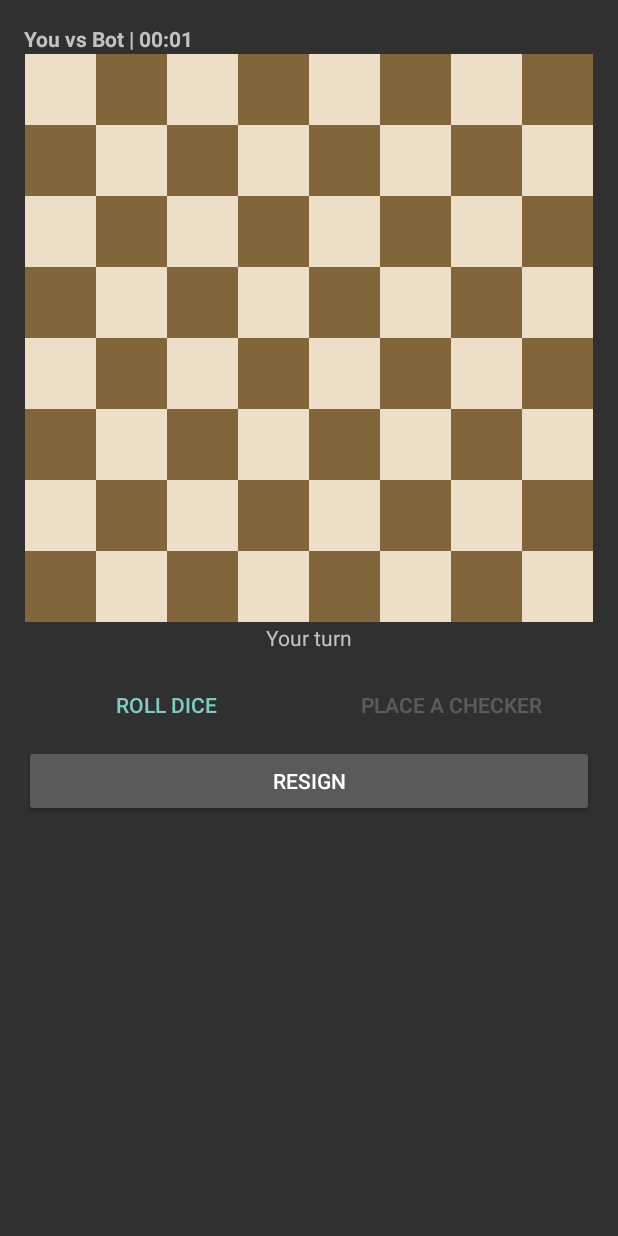
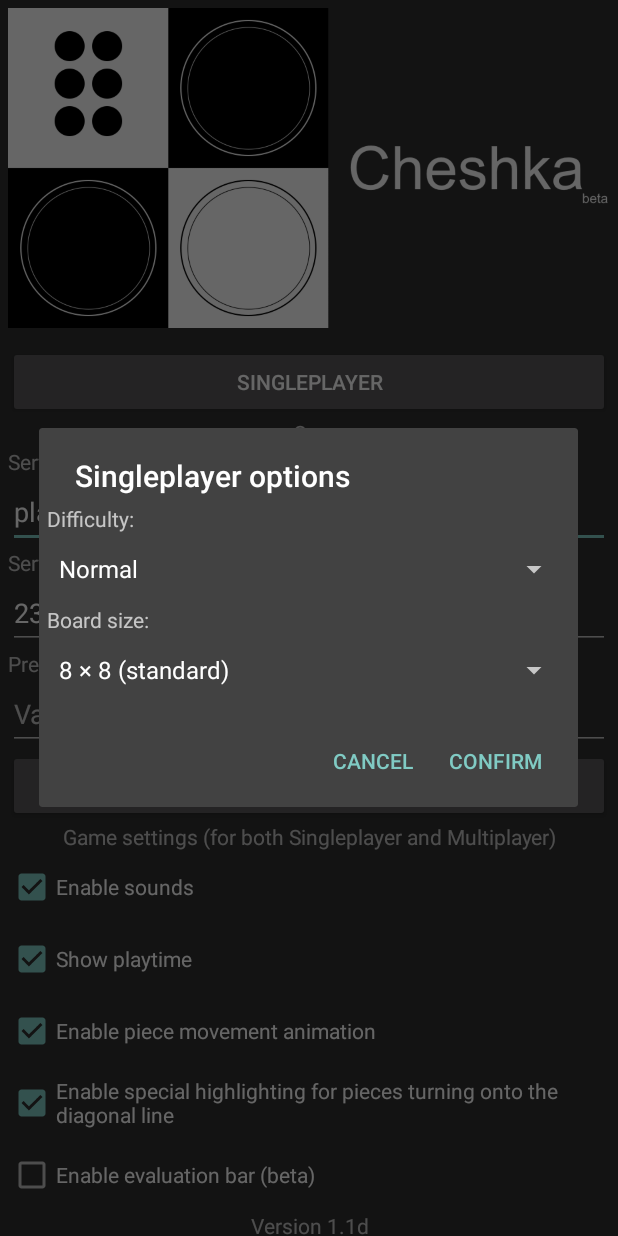
Before and after one commit to minecraft8997/Cheshka, an Android app: the screen it shows after launch (InGameActivity before the commit, LauncherActivity after it), after a tap on "SINGLEPLAYER", on a phone screen of 412 x 824 dp. Run offline under Robolectric (Android 15) with nearby library versions, the light colour scheme and no system bars; 2 statements that could not run were skipped.

Commit message:
WIP modes

```diff
--- a/app/src/main/java/ru/deewend/cheshka/Board.java
+++ b/app/src/main/java/ru/deewend/cheshka/Board.java
@@ -235,6 +235,36 @@ public class Board {
     }
 
     public int randomDigit() {
+        int digit = trulyRandomDigit();
+        if (PacketHandler.getInstance().singleplayer &&
+                Singleplayer.isNoticeablyHard() && Singleplayer.isPlayersTurn()
+        ) {
+            rollDice0(digit);
+            boolean rollAgain = false;
+            for (PossibleMove move : getPossibleMoves()) {
+                if (move.isSpawningMove() && random.nextInt(4) == 0) {
+                    rollAgain = true;
+                } else if (move.getTarget() != null && random.nextInt(2) == 0) {
+                    rollAgain = true;
+                }
+
+                if (rollAgain) break;
+            }
+            if (rollAgain) {
+                digit = trulyRandomDigit();
+                lastDiceRollResult = null;
+            }
+            /*
+             * Not setting lastDiceRollResult to null means that right after the digit
+             * value is returned and rollDice0 is called, the method will immediately return.
+             * This works weird but is exactly what we need.
+             */
+        }
+
+        return digit;
+    }
+
+    private int trulyRandomDigit() {
         return 1 + random.nextInt(6);
     }
 
--- a/app/src/main/java/ru/deewend/cheshka/GamePreferences.java
+++ b/app/src/main/java/ru/deewend/cheshka/GamePreferences.java
@@ -19,7 +19,10 @@ public class GamePreferences {
     private boolean enableSounds;
     private boolean showPlaytime;
     private boolean enableMovementAnimation;
+    private boolean enableSpecialHighlighting;
     private boolean enableEvalBar;
+    private int difficultyDefaultSelection;
+    private int boardSizeDefaultSelection;
 
     private int latestLoadHashCode = hashCode();
 
@@ -36,9 +39,11 @@ public class GamePreferences {
         clientId = UUID.fromString(preferences.getString("clientId", NULL_UUID));
         enableSounds = preferences.getBoolean("enableSounds", true);
         showPlaytime = preferences.getBoolean("showPlaytime", true);
-        enableMovementAnimation =
-                preferences.getBoolean("enableMovementAnimation", true);
+        enableMovementAnimation = preferences.getBoolean("enableMovementAnimation", true);
+        enableSpecialHighlighting = preferences.getBoolean("enableSpecialHighlighting", true);
         enableEvalBar = preferences.getBoolean("enableEvalBar", false);
+        difficultyDefaultSelection = preferences.getInt("difficultyDefaultSelection", 0);
+        boardSizeDefaultSelection = preferences.getInt("boardSizeDefaultSelection", 1);
 
         latestLoadHashCode = hashCode();
     }
@@ -54,7 +59,10 @@ public class GamePreferences {
         editor.putBoolean("enableSounds", enableSounds);
         editor.putBoolean("showPlaytime", showPlaytime);
         editor.putBoolean("enableMovementAnimation", enableMovementAnimation);
+        editor.putBoolean("enableSpecialHighlighting", enableSpecialHighlighting);
         editor.putBoolean("enableEvalBar", enableEvalBar);
+        editor.putInt("difficultyDefaultSelection", difficultyDefaultSelection);
+        editor.putInt("boardSizeDefaultSelection", boardSizeDefaultSelection);
         editor.apply();
     }
 
@@ -94,8 +102,20 @@ public class GamePreferences {
         return enableMovementAnimation;
     }
 
+    public boolean shouldEnableSpecialHighlighting() {
+        return enableSpecialHighlighting;
+    }
+
     public boolean shouldEnableEvalBar() {
         return enableEvalBar;
+    }
+
+    public int getDifficultyDefaultSelection() {
+        return difficultyDefaultSelection;
+    }
+
+    public int getBoardSizeDefaultSelection() {
+        return boardSizeDefaultSelection;
     }
 
     public void setServerAddress(String serverAddress) {
@@ -126,13 +146,36 @@ public class GamePreferences {
         this.enableMovementAnimation = enableMovementAnimation;
     }
 
+    public void setEnableSpecialHighlighting(boolean enableSpecialHighlighting) {
+        this.enableSpecialHighlighting = enableSpecialHighlighting;
+    }
+
     public void setEnableEvalBar(boolean enableEvalBar) {
         this.enableEvalBar = enableEvalBar;
     }
 
+    public void setDifficultyDefaultSelection(int difficultyDefaultSelection) {
+        this.difficultyDefaultSelection = difficultyDefaultSelection;
+    }
+
+    public void setBoardSizeDefaultSelection(int boardSizeDefaultSelection) {
+        this.boardSizeDefaultSelection = boardSizeDefaultSelection;
+    }
+
     @Override
     public int hashCode() {
-        return Objects.hash(serverAddress, serverPort, username, clientId,
-                enableSounds, showPlaytime, enableMovementAnimation, enableEvalBar);
+        return Objects.hash(
+                serverAddress,
+                serverPort,
+                username,
+                clientId,
+                enableSounds,
+                showPlaytime,
+                enableMovementAnimation,
+                enableSpecialHighlighting,
+                enableEvalBar,
+                difficultyDefaultSelection,
+                boardSizeDefaultSelection
+        );
     }
 }
--- a/app/src/main/java/ru/deewend/cheshka/Helper.java
+++ b/app/src/main/java/ru/deewend/cheshka/Helper.java
@@ -10,10 +10,11 @@ import android.os.Looper;
 import android.text.Editable;
 import android.widget.EditText;
 
+import androidx.appcompat.app.AlertDialog;
+
 import java.io.BufferedReader;
 import java.io.DataInputStream;
 import java.io.DataOutputStream;
-import java.io.File;
 import java.io.IOException;
 import java.io.InputStream;
 import java.io.InputStreamReader;
@@ -92,6 +93,10 @@ public class Helper {
         Editable text = ((EditText) activity.findViewById(resId)).getText();
 
         return (text != null ? text.toString().trim() : Helper.DEFAULT_STRING_VALUE);
+    }
+
+    public static void defaultNegativeButton(AlertDialog.Builder builder) {
+        builder.setNegativeButton(R.string.cancel_text, null);
     }
 
     public static int calculateCRC32(byte[] data) {
--- a/app/src/main/java/ru/deewend/cheshka/InGameActivity.java
+++ b/app/src/main/java/ru/deewend/cheshka/InGameActivity.java
@@ -252,7 +252,7 @@ public class InGameActivity extends CheshkaActivity {
                     if (handler.singleplayer) board.resign(handler.whiteColor);
                     else                      NetworkingThread.staticSend(new Resign());
                 });
-                builder.setNegativeButton(R.string.cancel_text, null);
+                Helper.defaultNegativeButton(builder);
 
                 builder.create().show();
             }
--- a/app/src/main/java/ru/deewend/cheshka/LauncherActivity.java
+++ b/app/src/main/java/ru/deewend/cheshka/LauncherActivity.java
@@ -1,21 +1,28 @@
 package ru.deewend.cheshka;
 
+import android.annotation.SuppressLint;
 import android.content.res.Configuration;
 import android.os.Bundle;
 import android.text.Html;
 import android.text.method.LinkMovementMethod;
 import android.view.View;
+import android.widget.AdapterView;
+import android.widget.ArrayAdapter;
 import android.widget.Button;
 import android.widget.CheckBox;
 import android.widget.CompoundButton;
 import android.widget.EditText;
+import android.widget.Spinner;
 import android.widget.TextView;
 import android.widget.Toast;
 
 import androidx.annotation.Nullable;
+import androidx.appcompat.app.AlertDialog;
 
 public class LauncherActivity extends CheshkaActivity {
     private GamePreferences preferences;
+    private int difficultySelection;
+    private int boardSizeSelection;
 
     @Override
     protected void onCreate(@Nullable Bundle savedInstanceState) {
@@ -61,6 +68,8 @@ public class LauncherActivity extends CheshkaActivity {
                 preferences.setShowPlaytime(isChecked);
             } else if (id == R.id.movement_animation_checkbox) {
                 preferences.setEnableMovementAnimation(isChecked);
+            } else if (id == R.id.special_highlighting_checkbox) {
+                preferences.setEnableSpecialHighlighting(isChecked);
             } else {
                 preferences.setEnableEvalBar(isChecked);
             }
@@ -79,6 +88,10 @@ public class LauncherActivity extends CheshkaActivity {
         movementAnimationCheckbox.setChecked(preferences.shouldEnableMovementAnimation());
         movementAnimationCheckbox.setOnCheckedChangeListener(checkBoxListener);
 
+        CheckBox specialHighlightingCheckbox = findViewById(R.id.special_highlighting_checkbox);
+        specialHighlightingCheckbox.setChecked(preferences.shouldEnableSpecialHighlighting());
+        specialHighlightingCheckbox.setOnCheckedChangeListener(checkBoxListener);
+
         CheckBox evalBarCheckbox = findViewById(R.id.eval_bar_checkbox);
         evalBarCheckbox.setChecked(preferences.shouldEnableEvalBar());
         evalBarCheckbox.setOnCheckedChangeListener(checkBoxListener);
@@ -87,8 +100,11 @@ public class LauncherActivity extends CheshkaActivity {
     @Override
     protected byte onClick(int id, Button button) {
         if (id == R.id.singleplayer_button) {
-            Singleplayer.init(this, 8, true);
-        } else if (id == R.id.proceed_button) {
+            showSingleplayerDialog();
+
+            return DO_NOT_DISABLE;
+        }
+        if (id == R.id.proceed_button) {
             Object serverAddress = getEditTextValue(R.id.server_address_field, true);
             Object serverPort = getEditTextValue(R.id.server_port_field, false);
             Object username = getEditTextValue(R.id.username_field, true);
@@ -103,7 +119,9 @@ public class LauncherActivity extends CheshkaActivity {
             preferences.savePreferences();
 
             NetworkingThread.runThread(preferences, false);
-        } else {
+
+            return DISABLE_ALL_BUTTONS;
+        }
         button.setVisibility(View.GONE);
         findViewById(R.id.attribution_title_text).setVisibility(View.VISIBLE);
         TextView attribution = findViewById(R.id.attribution_text);
@@ -117,7 +135,63 @@ public class LauncherActivity extends CheshkaActivity {
         return DO_NOT_DISABLE;
     }
 
-        return DISABLE_ALL_BUTTONS;
+    private void showSingleplayerDialog() {
+        AlertDialog.Builder builder = new AlertDialog.Builder(this);
+        builder.setTitle(R.string.singleplayer_options_title);
+        builder.setView(getSingleplayerOptionsView());
+        builder.setPositiveButton(R.string.confirm_text, (dialog, which) -> {
+            int boardSize = 6 + boardSizeSelection * 2;
+
+            Singleplayer.init(this, boardSize, difficultySelection);
+        });
+        Helper.defaultNegativeButton(builder);
+
+        builder.create().show();
+    }
+
+    @SuppressLint("InflateParams")
+    private View getSingleplayerOptionsView() {
+        View view = getLayoutInflater().inflate(R.layout.layout_singleplayer_options, null);
+        configureSpinner(view.findViewById(R.id.difficulty_spinner), R.array.difficulty_array,
+                preferences.getDifficultyDefaultSelection());
+        configureSpinner(view.findViewById(R.id.board_size_spinner), R.array.board_size_array,
+                preferences.getBoardSizeDefaultSelection());
+
+        return view;
+    }
+
+    private void configureSpinner(Spinner spinner, int arrayId, int selection) {
+        ArrayAdapter<CharSequence> adapter = ArrayAdapter.createFromResource(
+                this,
+                arrayId,
+                android.R.layout.simple_spinner_item
+        );
+        adapter.setDropDownViewResource(android.R.layout.simple_spinner_dropdown_item);
+        spinner.setAdapter(adapter);
+        spinner.setOnItemSelectedListener(new AdapterView.OnItemSelectedListener() {
+            @Override
+            public void onItemSelected(AdapterView<?> parent, View view, int position, long id) {
+                onSpinnerSelection(arrayId, position);
+            }
+
+            @Override
+            public void onNothingSelected(AdapterView<?> parent) {
+            }
+        });
+
+        spinner.setSelection(selection);
+    }
+
+    private void onSpinnerSelection(int arrayId, int position) {
+        if (arrayId == R.array.difficulty_array) {
+            difficultySelection = position;
+            preferences.setDifficultyDefaultSelection(position);
+        } else {
+            boardSizeSelection = position;
+            preferences.setBoardSizeDefaultSelection(position);
+        }
+
+        preferences.savePreferences();
     }
 
     private Object getEditTextValue(int resId, boolean string) {
--- a/app/src/main/java/ru/deewend/cheshka/Singleplayer.java
+++ b/app/src/main/java/ru/deewend/cheshka/Singleplayer.java
@@ -7,9 +7,12 @@ import java.util.List;
 
 public class Singleplayer {
     public static final int NO_MOVE_DRAW_THRESHOLD = 24;
+    public static final int MODE_NORMAL = 0;
+    public static final int MODE_HARD = 1;
+    public static final int MODE_NOTICEABLY_HARD = 2;
 
     private static boolean whiteColor;
-    private static boolean hardMode;
+    private static int mode;
     private static boolean preMoveTimeout;
     private static boolean playerHelpTimeout;
     private static long timeoutSince;
@@ -20,11 +23,12 @@ public class Singleplayer {
     private Singleplayer() {
     }
 
-    public static void init(CheshkaActivity context, int boardSize, boolean hardMode) {
-        Singleplayer.hardMode = hardMode;
+    public static void init(CheshkaActivity context, int boardSize, int mode) {
+        Singleplayer.mode = mode;
 
         PacketHandler handler = PacketHandler.getInstance();
         handler.singleplayer = true;
+        handler.displayName = context.getString(R.string.you_text);
         handler.opponentDisplayName = context.getString(R.string.bot_text);
         handler.boardSize = boardSize;
         handler.secondsForTurn = 0;
@@ -43,7 +47,7 @@ public class Singleplayer {
 
         if (System.currentTimeMillis() < (timeoutSince + timeoutDuration)) return;
 
-        if (whiteColor != board.isWhitesTurn()) {
+        if (isPlayersTurn()) {
             if (board.isDiceRolled() && !activity.isDiceRolling() && board.getPossibleMoves().isEmpty()) {
                 if (!playerHelpTimeout) {
                     timeout(1250L + handler.random.nextInt(150));
@@ -79,7 +83,7 @@ public class Singleplayer {
         Singleplayer.board = board;
         possibleMoves = board.getPossibleMoves();
         try {
-            if (possibleMoves.isEmpty() || !hardMode) {
+            if (possibleMoves.isEmpty() || mode == MODE_NORMAL) {
                 board.makeRandomMove();
 
                 return;
@@ -240,9 +244,17 @@ public class Singleplayer {
         timeoutDuration = durationMillis;
     }
 
+    public static boolean isNoticeablyHard() {
+        return (mode == MODE_NOTICEABLY_HARD);
+    }
+
+    public static boolean isPlayersTurn() {
+        return whiteColor != PacketHandler.getInstance().board.isWhitesTurn();
+    }
+
     public static void reset() {
         whiteColor = false;
-        hardMode = false;
+        mode = MODE_NORMAL;
         preMoveTimeout = false;
         playerHelpTimeout = false;
         timeoutSince = 0L;
--- a/app/src/main/res/layout/activity_launcher.xml
+++ b/app/src/main/res/layout/activity_launcher.xml
@@ -138,6 +138,13 @@
             android:text="@string/movement_animation_checkbox_text" />
 
         <CheckBox
+            android:id="@+id/special_highlighting_checkbox"
+            android:layout_width="match_parent"
+            android:layout_height="wrap_content"
+            android:minHeight="48dp"
+            android:text="@string/special_highlighting_text" />
+
+        <CheckBox
             android:id="@+id/eval_bar_checkbox"
             android:layout_width="match_parent"
             android:layout_height="wrap_content"
--- /dev/null
+++ b/app/src/main/res/layout/layout_singleplayer_options.xml
@@ -0,0 +1,34 @@
+<?xml version="1.0" encoding="utf-8"?>
+<ScrollView xmlns:android="http://schemas.android.com/apk/res/android"
+    android:layout_width="match_parent"
+    android:layout_height="match_parent">
+
+    <LinearLayout
+        android:layout_width="match_parent"
+        android:layout_height="wrap_content"
+        android:orientation="vertical"
+        android:layout_margin="5dp">
+
+        <TextView
+            android:layout_width="match_parent"
+            android:layout_height="wrap_content"
+            android:text="@string/difficulty_text" />
+
+        <Spinner
+            android:id="@+id/difficulty_spinner"
+            android:minHeight="48dp"
+            android:layout_width="match_parent"
+            android:layout_height="wrap_content" />
+
+        <TextView
+            android:layout_width="match_parent"
+            android:layout_height="wrap_content"
+            android:text="@string/board_size_text" />
+
+        <Spinner
+            android:id="@+id/board_size_spinner"
+            android:minHeight="48dp"
+            android:layout_width="match_parent"
+            android:layout_height="wrap_content" />
+    </LinearLayout>
+</ScrollView>
--- a/app/src/main/res/values/strings.xml
+++ b/app/src/main/res/values/strings.xml
@@ -82,4 +82,19 @@
     <string name="resign_title_text">You are about to resign</string>
     <string name="issue_detected_text">An issue was detected</string>
     <string name="issue_detected_description_text">The game has detected an unexpected issue and generated a crash report. You can help the developers by sending this report via your mail client. If this behavior is supported, you\'ll have the opportunity to review its contents before sending</string>
+    <string name="special_highlighting_text">Enable special highlighting for pieces turning onto the diagonal line</string>
+    <string name="difficulty_text">Difficulty:</string>
+    <string name="board_size_text">Board size:</string>
+    <string-array name="difficulty_array">
+        <item>Normal</item>
+        <item>Hard</item>
+        <item>Noticeably hard</item>
+    </string-array>
+    <string-array name="board_size_array">
+        <item>6 × 6</item>
+        <item>8 × 8 (standard)</item>
+        <item>10 × 10</item>
+    </string-array>
+    <string name="singleplayer_options_title">Singleplayer options</string>
+    <string name="you_text">You</string>
 </resources>
```
Also changed, not shown: 1 other file. Lines whose indentation alone changed are shown as unchanged.
